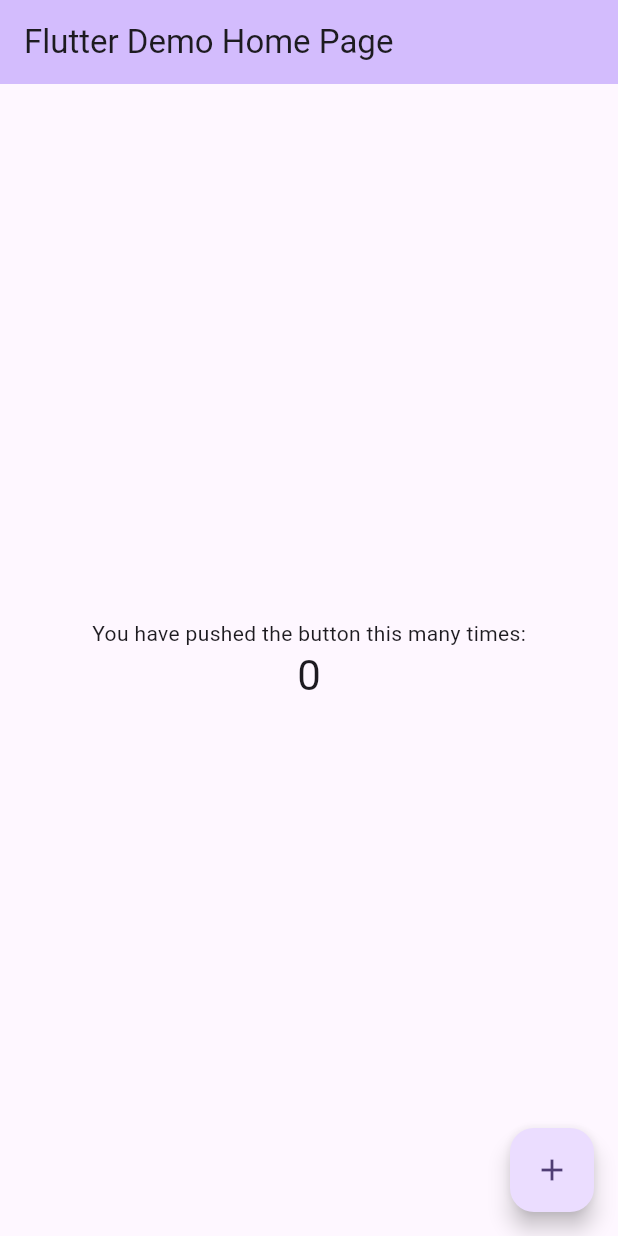
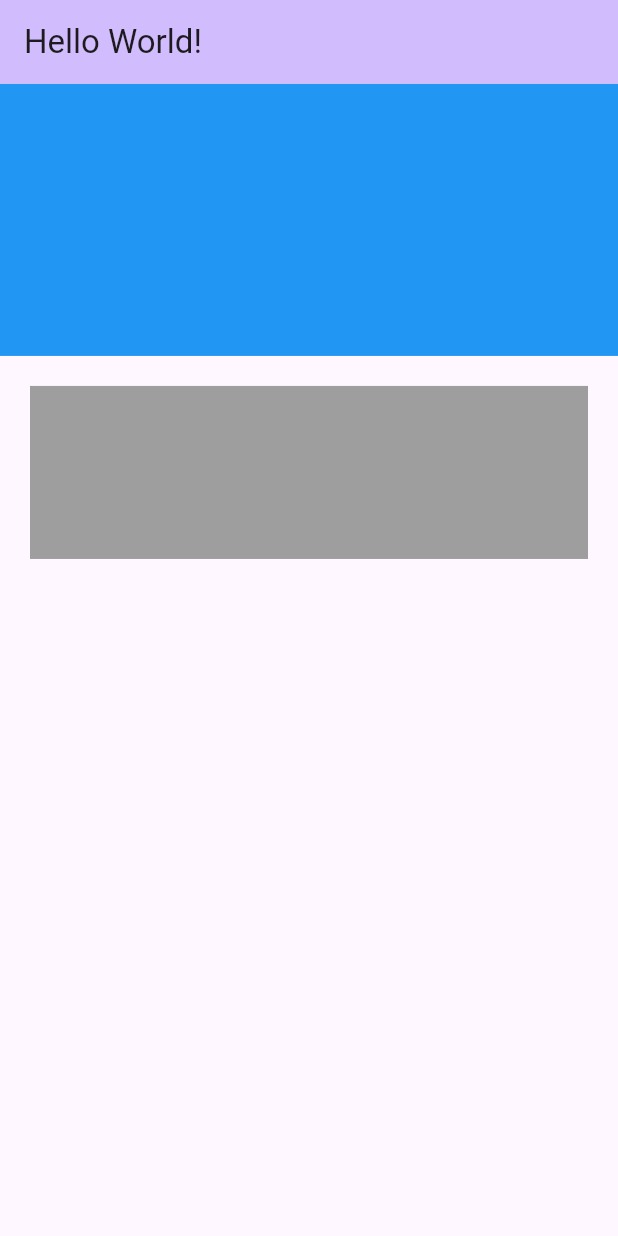
Before and after one commit to Pszione/flutter_arc_airlines, a Flutter app: the screen it shows after launch, on a phone screen of 412 x 824 dp. Run offline on Flutter 3.47's test engine with Material 3 defaults, Android fonts, the phone set to English and light mode, and no system bars.

Commit message:
wip: home page

```diff
--- /dev/null
+++ b/lib/home_page.dart
@@ -0,0 +1,47 @@
+import 'package:flutter/material.dart';
+
+class MyHomePage extends StatefulWidget {
+  const MyHomePage({super.key});
+
+  @override
+  State<MyHomePage> createState() => _MyHomePageState();
+}
+
+class _MyHomePageState extends State<MyHomePage> {
+  final double defaultPadding = 20.0;
+
+  @override
+  Widget build(BuildContext context) {
+    final bannerHeight = MediaQuery.sizeOf(context).height * 0.22;
+
+    return Scaffold(
+      appBar: AppBar(
+        backgroundColor: Theme.of(context).colorScheme.inversePrimary,
+        title: Text('Hello World!'),
+      ),
+      body: Stack(
+        children: [
+          Container(
+            width: double.maxFinite,
+            height: bannerHeight,
+            color: Colors.blue,
+          ),
+          Center(
+            child: Column(
+              mainAxisAlignment: MainAxisAlignment.start,
+              children: [
+                SizedBox(height: bannerHeight),
+                Container(
+                  margin: EdgeInsets.all(20),
+                  width: double.maxFinite,
+                  height: MediaQuery.sizeOf(context).height * 0.14,
+                  color: Colors.grey,
+                ),
+              ],
+            ),
+          ),
+        ],
+      ),
+    );
+  }
+}
--- a/lib/main.dart
+++ b/lib/main.dart
@@ -1,4 +1,6 @@
 import 'package:flutter/material.dart';
+
+import 'home_page.dart';
 
 void main() {
   runApp(const MyApp());
@@ -7,116 +9,16 @@ void main() {
 class MyApp extends StatelessWidget {
   const MyApp({super.key});
 
-  // This widget is the root of your application.
   @override
   Widget build(BuildContext context) {
     return MaterialApp(
-      title: 'Flutter Demo',
+      title: 'Arc Airlines',
       theme: ThemeData(
-        // This is the theme of your application.
-        //
-        // TRY THIS: Try running your application with "flutter run". You'll see
-        // the application has a purple toolbar. Then, without quitting the app,
-        // try changing the seedColor in the colorScheme below to Colors.green
-        // and then invoke "hot reload" (save your changes or press the "hot
-        // reload" button in a Flutter-supported IDE, or press "r" if you used
-        // the command line to start the app).
-        //
-        // Notice that the counter didn't reset back to zero; the application
-        // state is not lost during the reload. To reset the state, use hot
-        // restart instead.
-        //
-        // This works for code too, not just values: Most code changes can be
-        // tested with just a hot reload.
-        colorScheme: ColorScheme.fromSeed(seedColor: Colors.deepPurple),
+        colorScheme: ColorScheme.fromSeed(
+          seedColor: Colors.deepPurple.shade600,
+        ),
       ),
-      home: const MyHomePage(title: 'Flutter Demo Home Page'),
+      home: const MyHomePage(),
     );
   }
 }
-
-class MyHomePage extends StatefulWidget {
-  const MyHomePage({super.key, required this.title});
-
-  // This widget is the home page of your application. It is stateful, meaning
-  // that it has a State object (defined below) that contains fields that affect
-  // how it looks.
-
-  // This class is the configuration for the state. It holds the values (in this
-  // case the title) provided by the parent (in this case the App widget) and
-  // used by the build method of the State. Fields in a Widget subclass are
-  // always marked "final".
-
-  final String title;
-
-  @override
-  State<MyHomePage> createState() => _MyHomePageState();
-}
-
-class _MyHomePageState extends State<MyHomePage> {
-  int _counter = 0;
-
-  void _incrementCounter() {
-    setState(() {
-      // This call to setState tells the Flutter framework that something has
-      // changed in this State, which causes it to rerun the build method below
-      // so that the display can reflect the updated values. If we changed
-      // _counter without calling setState(), then the build method would not be
-      // called again, and so nothing would appear to happen.
-      _counter++;
-    });
-  }
-
-  @override
-  Widget build(BuildContext context) {
-    // This method is rerun every time setState is called, for instance as done
-    // by the _incrementCounter method above.
-    //
-    // The Flutter framework has been optimized to make rerunning build methods
-    // fast, so that you can just rebuild anything that needs updating rather
-    // than having to individually change instances of widgets.
-    return Scaffold(
-      appBar: AppBar(
-        // TRY THIS: Try changing the color here to a specific color (to
-        // Colors.amber, perhaps?) and trigger a hot reload to see the AppBar
-        // change color while the other colors stay the same.
-        backgroundColor: Theme.of(context).colorScheme.inversePrimary,
-        // Here we take the value from the MyHomePage object that was created by
-        // the App.build method, and use it to set our appbar title.
-        title: Text(widget.title),
-      ),
-      body: Center(
-        // Center is a layout widget. It takes a single child and positions it
-        // in the middle of the parent.
-        child: Column(
-          // Column is also a layout widget. It takes a list of children and
-          // arranges them vertically. By default, it sizes itself to fit its
-          // children horizontally, and tries to be as tall as its parent.
-          //
-          // Column has various properties to control how it sizes itself and
-          // how it positions its children. Here we use mainAxisAlignment to
-          // center the children vertically; the main axis here is the vertical
-          // axis because Columns are vertical (the cross axis would be
-          // horizontal).
-          //
-          // TRY THIS: Invoke "debug painting" (choose the "Toggle Debug Paint"
-          // action in the IDE, or press "p" in the console), to see the
-          // wireframe for each widget.
-          mainAxisAlignment: MainAxisAlignment.center,
-          children: <Widget>[
-            const Text('You have pushed the button this many times:'),
-            Text(
-              '$_counter',
-              style: Theme.of(context).textTheme.headlineMedium,
-            ),
-          ],
-        ),
-      ),
-      floatingActionButton: FloatingActionButton(
-        onPressed: _incrementCounter,
-        tooltip: 'Increment',
-        child: const Icon(Icons.add),
-      ), // This trailing comma makes auto-formatting nicer for build methods.
-    );
-  }
-}
```
